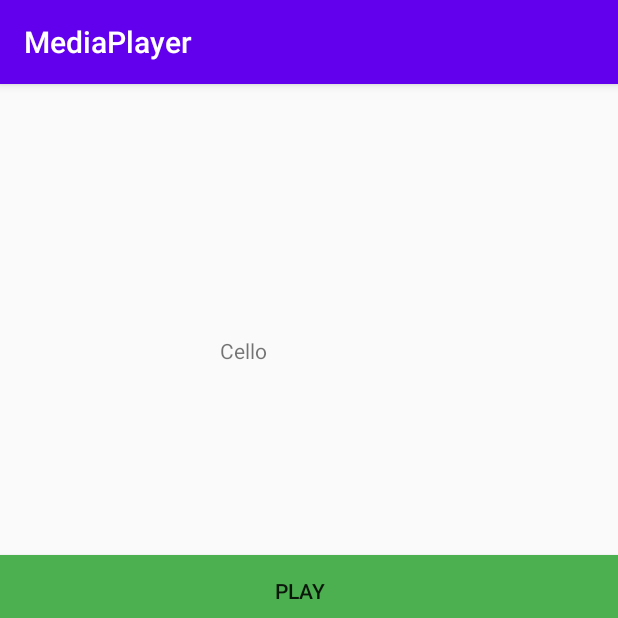
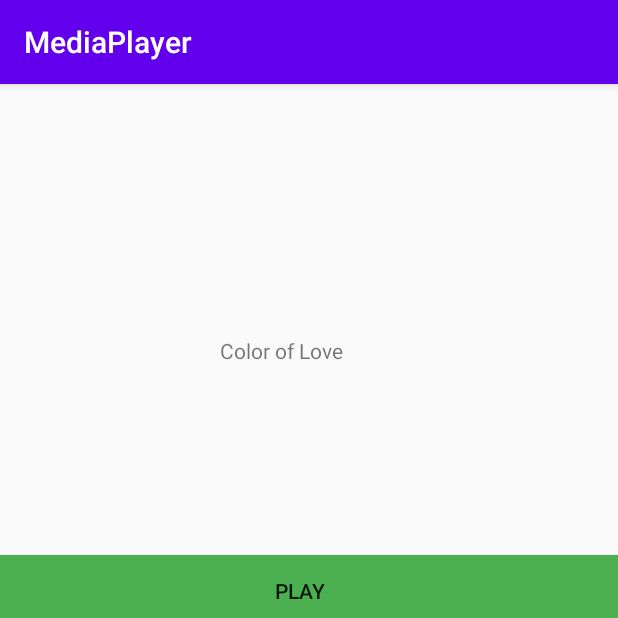
Before and after one commit to yuskara/androApp, an Android app: the screen it shows after launch (MainActivity), after a tap on "STOP", on a phone screen of 412 x 824 dp, the top half of it. Run offline under Robolectric (Android 15) with nearby library versions, the phone set to English and light mode, and no system bars.

Commit message:
Media player 3 song

```diff
--- a/MediaPlayer/app/src/main/java/com/example/mediaplayer/MainActivity.java
+++ b/MediaPlayer/app/src/main/java/com/example/mediaplayer/MainActivity.java
@@ -16,17 +16,16 @@ public class MainActivity extends AppCompatActivity {
     protected void onCreate(Bundle savedInstanceState) {
         super.onCreate(savedInstanceState);
         setContentView(R.layout.activity_main);
-        mediaPlayer=MediaPlayer.create(context,R.raw.cello);
+        mediaPlayer=MediaPlayer.create(context,R.raw.love);
 
     }
-    public void handlePlay(View view){
-        mediaPlayer.start();
-    }
-
+    public void setMediaPlayer(){mediaPlayer=MediaPlayer.create(context,R.raw.love);}
+    public void handlePlay(View view){mediaPlayer.start();  }
     public void handlePause(View view) {
         mediaPlayer.pause();
     }
     public void handleStop(View view) {
         mediaPlayer.stop();
+        setMediaPlayer();
     }
 }
--- a/MediaPlayer/app/src/main/res/values/strings.xml
+++ b/MediaPlayer/app/src/main/res/values/strings.xml
@@ -1,7 +1,7 @@
 <resources>
     <string name="app_name">MediaPlayer</string>
     <string name="btnPlay">play</string>
-    <string name="song">Cello</string>
+    <string name="song">Color of Love</string>
     <string name="btnPause">pause</string>
     <string name="btnStop">stop</string>
 </resources>
```
Also changed, not shown: 1 other file.
